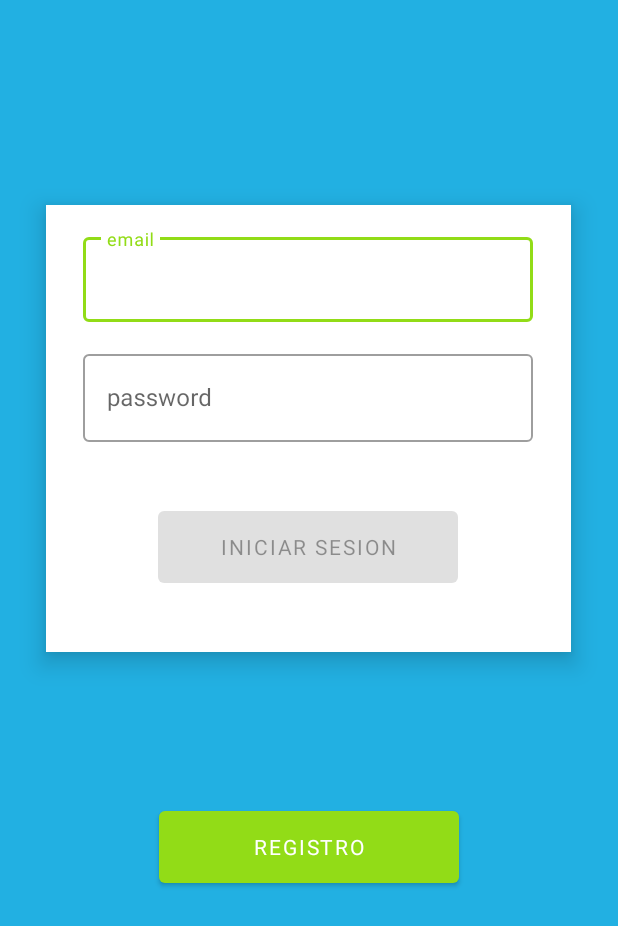
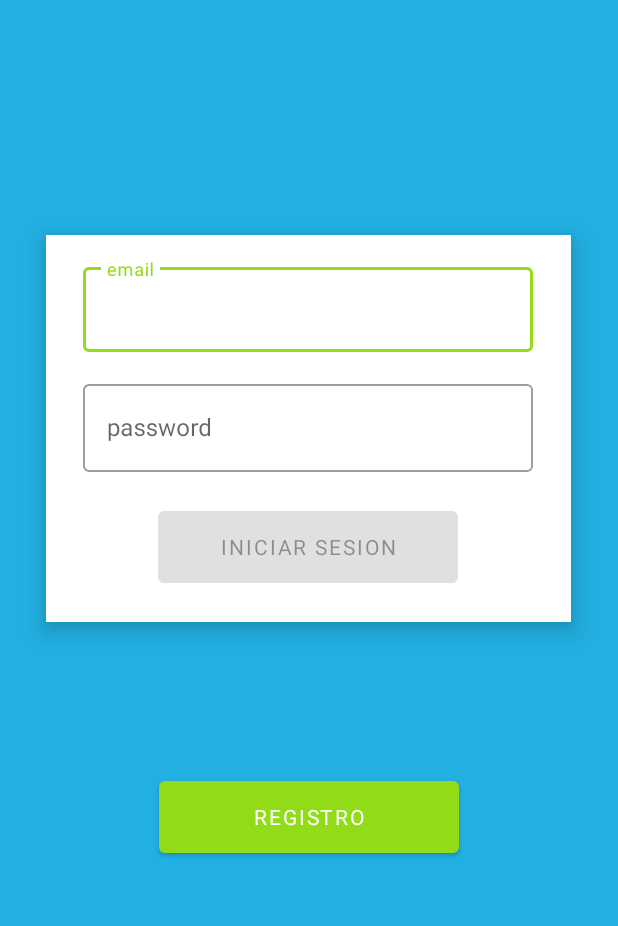
Before and after one commit to Jonathanxl1/EcoRecicla, an Android app: the LoginView screen opened directly, with no data from a screen before it, on a phone screen of 412 x 824 dp. Shown: the top 926 px of the screen. Run offline under Robolectric (Android 15) with nearby library versions, the phone set to English and light mode, and no system bars; Roboto replaces fonts that are not available here.

Commit message:
Adjust size buttons

```diff
--- a/app/src/main/res/layout/activity_login_view.xml
+++ b/app/src/main/res/layout/activity_login_view.xml
@@ -59,7 +59,7 @@
             </com.google.android.material.textfield.TextInputLayout>
             <LinearLayout
                 android:layout_width="200dp"
-                android:layout_marginVertical="40dp"
+                android:layout_marginVertical="20dp"
                 android:layout_height="wrap_content"
                 android:orientation="vertical"
                 android:gravity="center"
```
